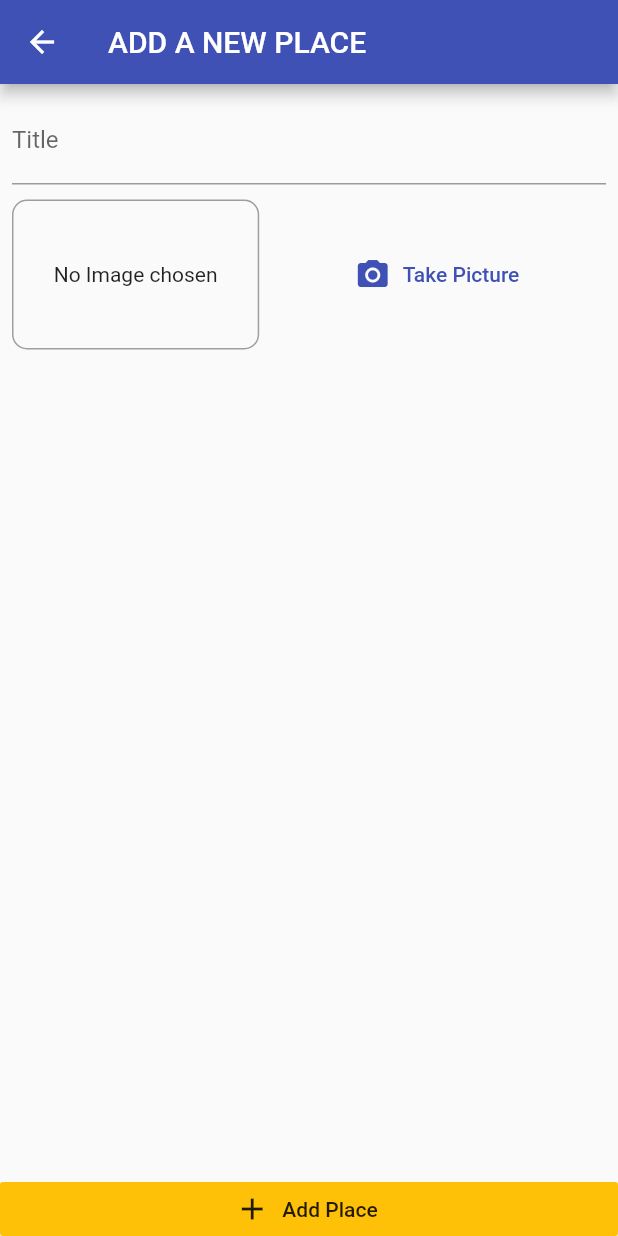
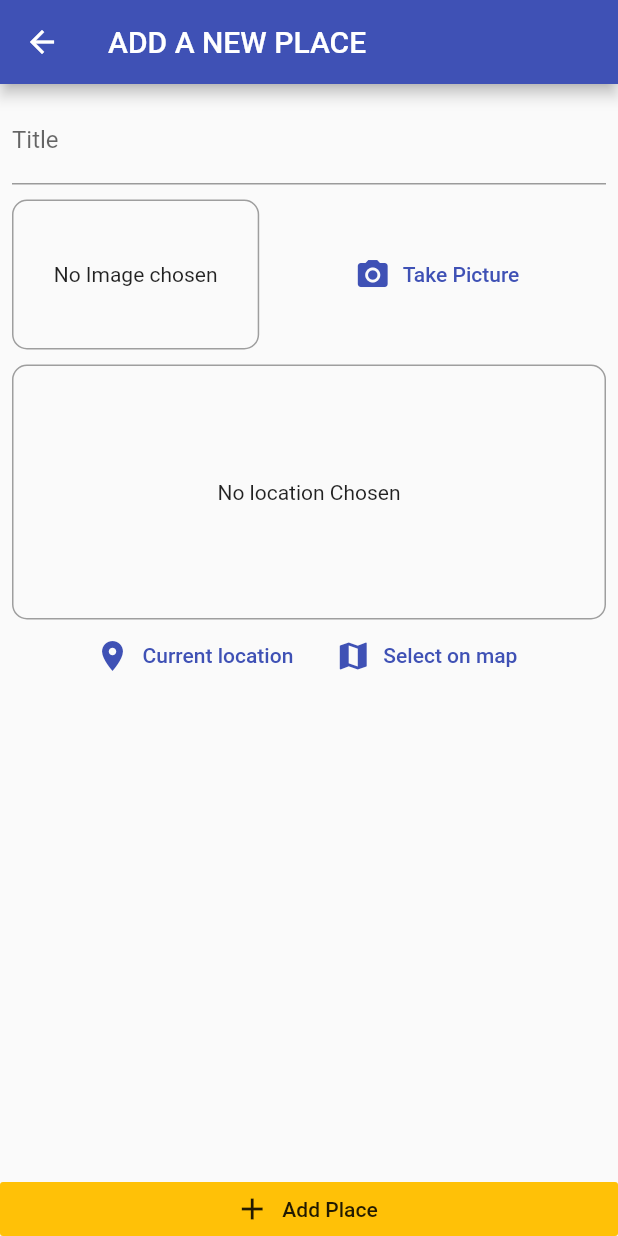
Before and after one commit to MedhatMohamed5/great_places, a Flutter app: the AddPlaceScreen screen opened by its route, on a phone screen of 412 x 824 dp. Run offline on Flutter 3.47's test engine with Material 2 defaults, Android fonts, the phone set to English and light mode, and no system bars; our stand-ins replace image_picker, location, sqflite; accounts and stored records are empty.

Commit message:
For Location needs to GOOGLE MAPS API KEY till lesson 300 and then not continue for location

```diff
--- a/lib/screens/add_place_screen.dart
+++ b/lib/screens/add_place_screen.dart
@@ -3,6 +3,7 @@ import 'dart:io';
 import 'package:flutter/material.dart';
 import 'package:provider/provider.dart';
 
+import '../widgets/location_input.dart';
 import '../widgets/image_input.dart';
 import '../providers/great_places.dart';
 
@@ -57,6 +58,10 @@ class _AddPlaceScreenState extends State<AddPlaceScreen> {
                       height: 10,
                     ),
                     ImageInput(_selectImage),
+                    SizedBox(
+                      height: 10,
+                    ),
+                    LocationInput(),
                   ],
                 ),
               ),
--- /dev/null
+++ b/lib/widgets/location_input.dart
@@ -0,0 +1,67 @@
+import 'package:flutter/material.dart';
+import 'package:location/location.dart';
+
+class LocationInput extends StatefulWidget {
+  @override
+  _LocationInputState createState() => _LocationInputState();
+}
+
+class _LocationInputState extends State<LocationInput> {
+  String _previewImageUrl;
+
+  Future<void> _getCurrentUserLocation() async {
+    final locData = await Location().getLocation();
+    print(locData.latitude);
+    print(locData.longitude);
+  }
+
+  @override
+  Widget build(BuildContext context) {
+    return Column(
+      children: [
+        Container(
+          height: 170,
+          width: double.infinity,
+          alignment: Alignment.center,
+          decoration: BoxDecoration(
+            borderRadius: BorderRadius.circular(10),
+            border: Border.all(
+              width: 1,
+              color: Colors.grey,
+            ),
+          ),
+          child: _previewImageUrl == null
+              ? Text(
+                  'No location Chosen',
+                  textAlign: TextAlign.center,
+                )
+              : Image.network(
+                  _previewImageUrl,
+                  fit: BoxFit.cover,
+                ),
+        ),
+        Row(
+          mainAxisAlignment: MainAxisAlignment.center,
+          children: [
+            FlatButton.icon(
+              onPressed: _getCurrentUserLocation,
+              icon: Icon(Icons.location_on),
+              label: Text(
+                'Current location',
+              ),
+              textColor: Theme.of(context).primaryColor,
+            ),
+            FlatButton.icon(
+              onPressed: () {},
+              icon: Icon(Icons.map),
+              label: Text(
+                'Select on map',
+              ),
+              textColor: Theme.of(context).primaryColor,
+            ),
+          ],
+        ),
+      ],
+    );
+  }
+}
--- a/pubspec.yaml
+++ b/pubspec.yaml
@@ -33,6 +33,7 @@ dependencies:
   path_provider: ^1.6.24
   path: ^1.7.0
   sqflite: ^1.3.2+1
+  location: ^3.1.0
 
 dev_dependencies:
   flutter_test:
```
Also changed, not shown: pubspec.lock, 1 other file.
